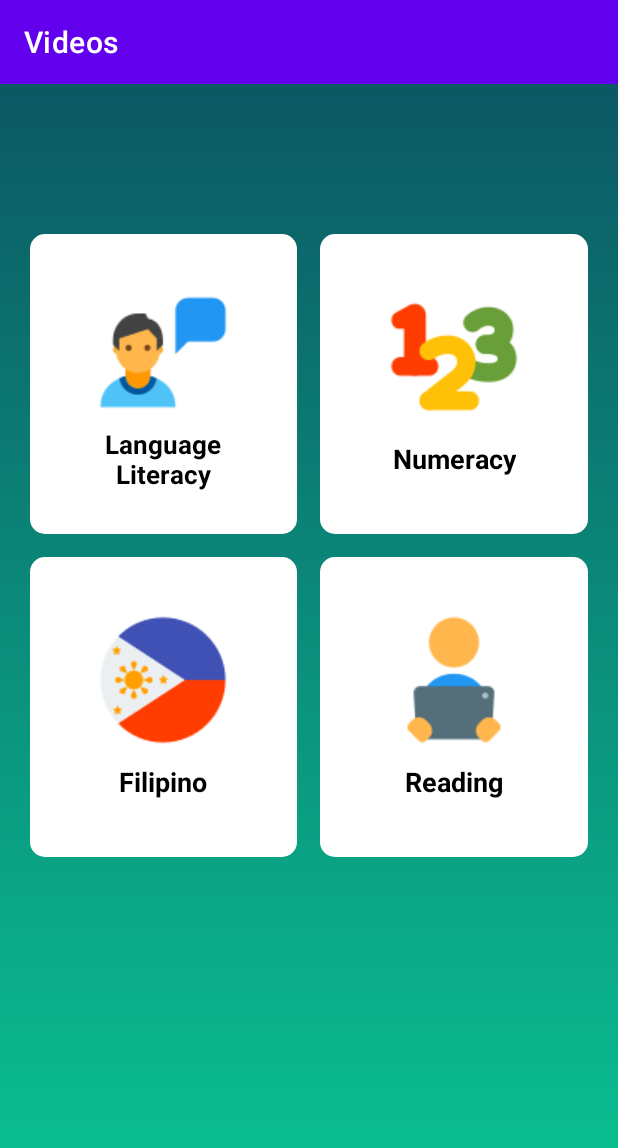
After one commit to lawgimenez/KG-CAI, an Android app: the MainVideosActivity screen opened directly, with no data from a screen before it, on a phone screen of 412 x 824 dp. The commit adds this screen. Shown: the top 1148 px of the screen. Run offline under Robolectric (Android 15) with nearby library versions, the phone set to English and light mode, and no system bars.

Commit message:
Fetch videos from firebase database per selected subject in database and display it into videos activity

```diff
--- a/app/build.gradle
+++ b/app/build.gradle
@@ -39,4 +39,6 @@ dependencies {
     androidTestImplementation 'androidx.test.ext:junit:1.1.3'
     androidTestImplementation 'androidx.test.espresso:espresso-core:3.4.0'
     apply plugin: 'com.google.gms.google-services'
+
+    implementation 'com.getbase:floatingactionbutton:1.10.1' //action button menu
 }
--- a/app/src/main/AndroidManifest.xml
+++ b/app/src/main/AndroidManifest.xml
@@ -9,6 +9,9 @@
         android:roundIcon="@mipmap/ic_launcher_round"
         android:supportsRtl="true"
         android:theme="@style/Theme.KGCAI">
+        <activity
+            android:name=".MainVideosActivity"
+            android:exported="true" />
         <activity
             android:name=".VideosActivity"
             android:exported="true" />
--- a/app/src/main/java/com/example/kg_cai/MainActivity.java
+++ b/app/src/main/java/com/example/kg_cai/MainActivity.java
@@ -22,7 +22,7 @@ public class MainActivity extends AppCompatActivity {
         btnVideos.setOnClickListener(new View.OnClickListener() {
             @Override
             public void onClick(View v) {
-                startActivity(new Intent(getApplicationContext(), VideosActivity.class));
+                startActivity(new Intent(getApplicationContext(), MainVideosActivity.class));
             }
         });
 
--- /dev/null
+++ b/app/src/main/java/com/example/kg_cai/MainVideosActivity.java
@@ -0,0 +1,63 @@
+package com.example.kg_cai;
+
+import androidx.appcompat.app.AppCompatActivity;
+
+import android.content.Intent;
+import android.os.Bundle;
+import android.view.View;
+import android.widget.LinearLayout;
+
+public class MainVideosActivity extends AppCompatActivity {
+
+    private LinearLayout btnNumeracy, btnLanguageLiteracy, btnFilipino, btnReadings;
+
+    @Override
+    protected void onCreate(Bundle savedInstanceState) {
+        super.onCreate(savedInstanceState);
+        setContentView(R.layout.activity_main_videos);
+
+        btnNumeracy = findViewById(R.id.btnVideoAdminNumeracy);
+        btnFilipino = findViewById(R.id.btnVideoFilipino);
+        btnReadings = findViewById(R.id.btnVideoReading);
+        btnLanguageLiteracy = findViewById(R.id.btnVideoLanguageLiteracy);
+
+
+        btnNumeracy.setOnClickListener(new View.OnClickListener() {
+            @Override
+            public void onClick(View v) {
+                Intent intent = new Intent(getApplicationContext(), VideosActivity.class);
+                intent.putExtra("VideoFolder", "Numeracy_Videos");
+                startActivity(intent);
+            }
+        });
+
+        btnFilipino.setOnClickListener(new View.OnClickListener() {
+            @Override
+            public void onClick(View v) {
+                Intent intent = new Intent(getApplicationContext(), VideosActivity.class);
+                intent.putExtra("VideoFolder", "Filipino_Videos");
+                startActivity(intent);
+            }
+        });
+
+        btnReadings.setOnClickListener(new View.OnClickListener() {
+            @Override
+            public void onClick(View v) {
+                Intent intent = new Intent(getApplicationContext(), VideosActivity.class);
+                intent.putExtra("VideoFolder", "Readings_Videos");
+                startActivity(intent);
+            }
+        });
+
+        btnLanguageLiteracy.setOnClickListener(new View.OnClickListener() {
+            @Override
+            public void onClick(View v) {
+                Intent intent = new Intent(getApplicationContext(), VideosActivity.class);
+                intent.putExtra("VideoFolder", "LanguageLiteracy_Videos");
+                startActivity(intent);
+            }
+        });
+    }
+
+
+}
--- a/app/src/main/java/com/example/kg_cai/VideosActivity.java
+++ b/app/src/main/java/com/example/kg_cai/VideosActivity.java
@@ -6,6 +6,7 @@ import androidx.recyclerview.widget.RecyclerView;
 
 import android.os.Bundle;
 
+import com.getbase.floatingactionbutton.FloatingActionButton;
 import com.google.firebase.database.DataSnapshot;
 import com.google.firebase.database.DatabaseError;
 import com.google.firebase.database.DatabaseReference;
@@ -24,6 +25,8 @@ public class VideosActivity extends AppCompatActivity {
 
     private RecyclerView videosRv;
 
+    String picked;
+
     //function call, load  videos
     @Override
     protected void onCreate(Bundle savedInstanceState) {
@@ -34,14 +37,19 @@ public class VideosActivity extends AppCompatActivity {
 
         loadVideosFromFirebase();
 
+
+
     }
 
     private void loadVideosFromFirebase() {
+        Bundle extras = getIntent().getExtras();
+        picked = extras.getString("VideoFolder");
+
         //init arraylist
         videoArrayList = new ArrayList<>();
 
         //db reference
-        DatabaseReference reference = FirebaseDatabase.getInstance().getReference("Videos");
+        DatabaseReference reference = FirebaseDatabase.getInstance().getReference(picked);
         reference.addValueEventListener(new ValueEventListener() {
             @Override
             public void onDataChange(@NonNull DataSnapshot snapshot) {
@@ -59,12 +67,10 @@ public class VideosActivity extends AppCompatActivity {
                 //set adapter to recyclerview
                 videosRv.setAdapter(adapterVideo);
             }
-
             @Override
             public void onCancelled(@NonNull DatabaseError error) {
 
             }
         });
-
     }
 }
--- /dev/null
+++ b/app/src/main/res/drawable/ic_baseline_video_library_24.xml
@@ -0,0 +1,5 @@
+<vector android:height="24dp" android:tint="#FFFFFF"
+    android:viewportHeight="24" android:viewportWidth="24"
+    android:width="24dp" xmlns:android="http://schemas.android.com/apk/res/android">
+    <path android:fillColor="@android:color/white" android:pathData="M4,6L2,6v14c0,1.1 0.9,2 2,2h14v-2L4,20L4,6zM20,2L8,2c-1.1,0 -2,0.9 -2,2v12c0,1.1 0.9,2 2,2h12c1.1,0 2,-0.9 2,-2L22,4c0,-1.1 -0.9,-2 -2,-2zM12,14.5v-9l6,4.5 -6,4.5z"/>
+</vector>
--- /dev/null
+++ b/app/src/main/res/layout/activity_main_videos.xml
@@ -0,0 +1,162 @@
+<?xml version="1.0" encoding="utf-8"?>
+<LinearLayout xmlns:android="http://schemas.android.com/apk/res/android"
+    xmlns:app="http://schemas.android.com/apk/res-auto"
+    xmlns:tools="http://schemas.android.com/tools"
+    android:layout_width="match_parent"
+    android:layout_height="match_parent"
+    android:orientation="vertical"
+    tools:context=".MainVideosActivity"
+    android:background="@drawable/gradient_background"
+    >
+
+    <androidx.appcompat.widget.Toolbar
+        android:id="@+id/toolbar"
+        android:layout_width="match_parent"
+        android:layout_height="wrap_content"
+        android:background="?attr/colorPrimary"
+        android:minHeight="?attr/actionBarSize"
+        android:theme="?attr/actionBarTheme"
+        app:title="Videos"
+        app:titleTextColor="@color/white"
+        />
+
+
+    <LinearLayout
+        android:id="@+id/linear1"
+        android:layout_width="match_parent"
+        android:layout_height="wrap_content"
+        android:orientation="horizontal"
+        android:layout_marginTop="100dp"
+        android:layout_marginStart="20dp"
+        android:layout_marginEnd="20dp"
+        android:weightSum="2"
+        >
+
+        <LinearLayout
+            android:id="@+id/btnVideoLanguageLiteracy"
+            android:layout_width="0dp"
+            android:layout_height="200dp"
+            android:layout_weight="1"
+            android:gravity="center"
+            android:padding="20dp"
+            android:orientation="vertical"
+            android:layout_marginEnd="5dp"
+            android:background="@drawable/round_bg_white"
+            android:clickable="true"
+            >
+
+            <ImageView
+                android:layout_width="100dp"
+                android:layout_height="100dp"
+                android:src="@drawable/language_logo"/>
+            <TextView
+                android:layout_width="wrap_content"
+                android:layout_height="wrap_content"
+                android:text="Language Literacy"
+                android:textStyle="bold"
+                android:textSize="17dp"
+                android:textColor="@color/black"
+                android:textAlignment="center"
+                />
+        </LinearLayout>
+
+        <LinearLayout
+            android:id="@+id/btnVideoAdminNumeracy"
+            android:layout_width="0dp"
+            android:layout_height="200dp"
+            android:layout_weight="1"
+            android:gravity="center"
+            android:padding="20dp"
+            android:orientation="vertical"
+            android:layout_marginStart="10dp"
+            android:background="@drawable/round_bg_white"
+            android:clickable="true"
+            >
+
+            <ImageView
+                android:layout_width="100dp"
+                android:layout_height="100dp"
+                android:src="@drawable/number_logo"/>
+            <TextView
+                android:layout_width="wrap_content"
+                android:layout_height="wrap_content"
+                android:text="Numeracy"
+                android:textStyle="bold"
+                android:padding="5dp"
+                android:textSize="18dp"
+                android:textColor="@color/black"
+                android:textAlignment="center"/>
+        </LinearLayout>
+    </LinearLayout>
+
+
+    <LinearLayout
+        android:id="@+id/linear2"
+        android:layout_width="match_parent"
+        android:layout_height="wrap_content"
+        android:orientation="horizontal"
+        android:layout_marginTop="15dp"
+        android:layout_marginStart="20dp"
+        android:layout_marginEnd="20dp"
+        android:weightSum="2"
+        >
+
+        <LinearLayout
+            android:id="@+id/btnVideoFilipino"
+            android:layout_width="0dp"
+            android:layout_height="200dp"
+            android:layout_weight="1"
+            android:gravity="center"
+            android:padding="20dp"
+            android:orientation="vertical"
+            android:layout_marginEnd="5dp"
+            android:background="@drawable/round_bg_white"
+            android:clickable="true"
+            >
+            <ImageView
+                android:layout_width="100dp"
+                android:layout_height="100dp"
+                android:src="@drawable/filipino_logo"/>
+            <TextView
+                android:layout_width="wrap_content"
+                android:layout_height="wrap_content"
+                android:text="Filipino"
+                android:textStyle="bold"
+                android:padding="5dp"
+                android:textSize="18dp"
+                android:textColor="@color/black"
+                android:textAlignment="center"/>
+        </LinearLayout>
+
+        <LinearLayout
+            android:id="@+id/btnVideoReading"
+            android:layout_width="0dp"
+            android:layout_height="200dp"
+            android:layout_weight="1"
+            android:gravity="center"
+            android:padding="20dp"
+            android:orientation="vertical"
+            android:layout_marginStart="10dp"
+            android:background="@drawable/round_bg_white"
+            android:clickable="true"
+            >
+            <ImageView
+                android:layout_width="100dp"
+                android:layout_height="100dp"
+                android:src="@drawable/read_logo"/>
+            <TextView
+                android:layout_width="wrap_content"
+                android:layout_height="wrap_content"
+                android:text="Reading"
+                android:textStyle="bold"
+                android:padding="5dp"
+                android:textSize="18dp"
+                android:textColor="@color/black"
+                android:textAlignment="center"/>
+
+        </LinearLayout>
+    </LinearLayout>
+
+
+
+</LinearLayout>
--- a/app/src/main/res/layout/activity_videos.xml
+++ b/app/src/main/res/layout/activity_videos.xml
@@ -1,5 +1,5 @@
 <?xml version="1.0" encoding="utf-8"?>
-<RelativeLayout xmlns:android="http://schemas.android.com/apk/res/android"
+<androidx.constraintlayout.widget.ConstraintLayout xmlns:android="http://schemas.android.com/apk/res/android"
     xmlns:app="http://schemas.android.com/apk/res-auto"
     xmlns:tools="http://schemas.android.com/tools"
     android:layout_width="match_parent"
@@ -7,7 +7,6 @@
     tools:context=".VideosActivity">
 
     //recycler view that shows all videos
-
     <androidx.recyclerview.widget.RecyclerView
         android:id="@+id/videoRv"
         android:layout_width="match_parent"
@@ -16,5 +15,4 @@
         tools:listitem="@layout/row_video" />
 
 
-
-</RelativeLayout>
+</androidx.constraintlayout.widget.ConstraintLayout>
--- a/app/src/main/res/values/themes.xml
+++ b/app/src/main/res/values/themes.xml
@@ -13,4 +13,11 @@
         <item name="android:statusBarColor" tools:targetApi="l">?attr/colorPrimaryVariant</item>
         <!-- Customize your theme here. -->
     </style>
+
+    <style name="FloatingStyle">
+        <item name="android:background">@drawable/round_bg_white</item>
+        <item name="android:backgroundTint">#dcdcdc</item>
+        <item name="android:textColor">@color/black</item>
+        <item name="android:padding">6dp</item>
+    </style>
 </resources>
```
